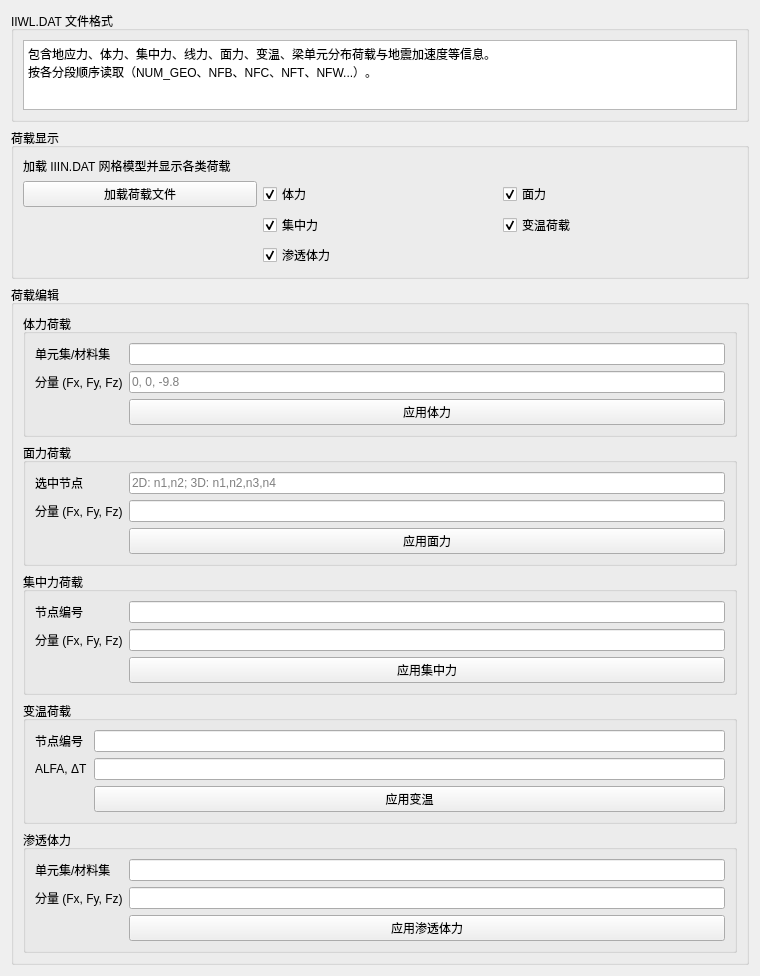
The window that plugins/Base_PhysicalField/LoadSettingWidget.ui (asd977/base_cae) describes before a commit, drawn with Qt 5.
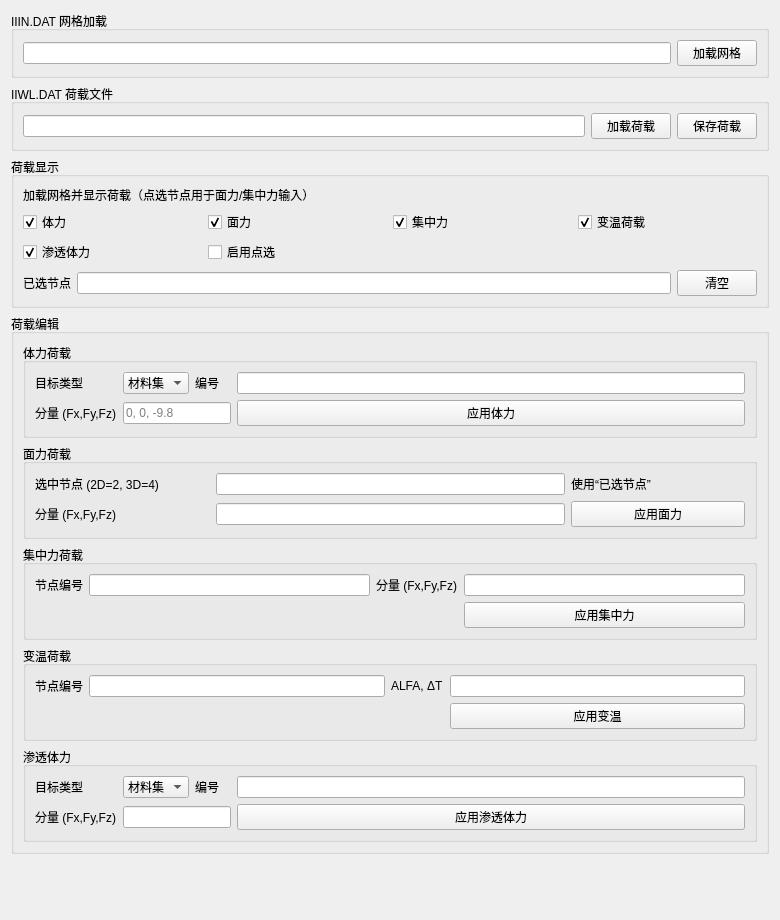
The same window after the commit.

Commit message: Integrate constraint/load picking with mesh display

The edit to the form file:
```diff
--- a/plugins/Base_PhysicalField/LoadSettingWidget.ui
+++ b/plugins/Base_PhysicalField/LoadSettingWidget.ui
@@ -6,8 +6,8 @@
    <rect>
     <x>0</x>
     <y>0</y>
-    <width>760</width>
-    <height>860</height>
+    <width>780</width>
+    <height>920</height>
    </rect>
   </property>
   <property name="windowTitle">
@@ -17,17 +17,42 @@
    <item>
     <widget class="QGroupBox" name="groupBoxFormat">
      <property name="title">
-      <string>IIWL.DAT 文件格式</string>
+      <string>IIIN.DAT 网格加载</string>
      </property>
-     <layout class="QVBoxLayout" name="verticalLayoutFormat">
+     <layout class="QHBoxLayout" name="horizontalLayoutMesh">
       <item>
-       <widget class="QTextEdit" name="textEditFormat">
-        <property name="readOnly">
-         <bool>true</bool>
+       <widget class="QLineEdit" name="lineEditMeshFile"/>
+      </item>
+      <item>
+       <widget class="QPushButton" name="buttonLoadMesh">
+        <property name="text">
+         <string>加载网格</string>
         </property>
-        <property name="plainText">
-         <string>包含地应力、体力、集中力、线力、面力、变温、梁单元分布荷载与地震加速度等信息。
-按各分段顺序读取（NUM_GEO、NFB、NFC、NFT、NFW...）。</string>
+       </widget>
+      </item>
+     </layout>
+    </widget>
+   </item>
+   <item>
+    <widget class="QGroupBox" name="groupBoxLoadFile">
+     <property name="title">
+      <string>IIWL.DAT 荷载文件</string>
+     </property>
+     <layout class="QHBoxLayout" name="horizontalLayoutLoadFile">
+      <item>
+       <widget class="QLineEdit" name="lineEditLoadFile"/>
+      </item>
+      <item>
+       <widget class="QPushButton" name="buttonLoadLoad">
+        <property name="text">
+         <string>加载荷载</string>
+        </property>
+       </widget>
+      </item>
+      <item>
+       <widget class="QPushButton" name="buttonSaveLoad">
+        <property name="text">
+         <string>保存荷载</string>
         </property>
        </widget>
       </item>
@@ -40,21 +65,14 @@
       <string>荷载显示</string>
      </property>
      <layout class="QGridLayout" name="gridLayoutDisplay">
-      <item row="0" column="0" colspan="3">
+      <item row="0" column="0" colspan="4">
        <widget class="QLabel" name="labelDisplayHint">
         <property name="text">
-         <string>加载 IIIN.DAT 网格模型并显示各类荷载</string>
+         <string>加载网格并显示荷载（点选节点用于面力/集中力输入）</string>
         </property>
        </widget>
       </item>
       <item row="1" column="0">
-       <widget class="QPushButton" name="buttonLoadLoad">
-        <property name="text">
-         <string>加载荷载文件</string>
-        </property>
-       </widget>
-      </item>
-      <item row="1" column="1">
        <widget class="QCheckBox" name="checkShowBody">
         <property name="text">
          <string>体力</string>
@@ -64,7 +82,7 @@
         </property>
        </widget>
       </item>
-      <item row="1" column="2">
+      <item row="1" column="1">
        <widget class="QCheckBox" name="checkShowSurface">
         <property name="text">
          <string>面力</string>
@@ -74,7 +92,7 @@
         </property>
        </widget>
       </item>
-      <item row="2" column="1">
+      <item row="1" column="2">
        <widget class="QCheckBox" name="checkShowPoint">
         <property name="text">
          <string>集中力</string>
@@ -84,7 +102,7 @@
         </property>
        </widget>
       </item>
-      <item row="2" column="2">
+      <item row="1" column="3">
        <widget class="QCheckBox" name="checkShowTemperature">
         <property name="text">
          <string>变温荷载</string>
@@ -94,7 +112,7 @@
         </property>
        </widget>
       </item>
-      <item row="3" column="1">
+      <item row="2" column="0">
        <widget class="QCheckBox" name="checkShowSeepage">
         <property name="text">
          <string>渗透体力</string>
@@ -104,6 +122,38 @@
         </property>
        </widget>
       </item>
+      <item row="2" column="1">
+       <widget class="QCheckBox" name="checkEnablePicking">
+        <property name="text">
+         <string>启用点选</string>
+        </property>
+       </widget>
+      </item>
+      <item row="3" column="0" colspan="4">
+       <layout class="QHBoxLayout" name="horizontalLayoutPicked">
+        <item>
+         <widget class="QLabel" name="labelPickedNodes">
+          <property name="text">
+           <string>已选节点</string>
+          </property>
+         </widget>
+        </item>
+        <item>
+         <widget class="QLineEdit" name="lineEditPickedNodes">
+          <property name="readOnly">
+           <bool>true</bool>
+          </property>
+         </widget>
+        </item>
+        <item>
+         <widget class="QPushButton" name="buttonClearPicked">
+          <property name="text">
+           <string>清空</string>
+          </property>
+         </widget>
+        </item>
+       </layout>
+      </item>
      </layout>
     </widget>
    </item>
@@ -118,32 +168,53 @@
         <property name="title">
          <string>体力荷载</string>
         </property>
-        <layout class="QFormLayout" name="formLayoutBody">
+        <layout class="QGridLayout" name="gridLayoutBody">
          <item row="0" column="0">
+          <widget class="QLabel" name="labelBodyTargetType">
+           <property name="text">
+            <string>目标类型</string>
+           </property>
+          </widget>
+         </item>
+         <item row="0" column="1">
+          <widget class="QComboBox" name="comboBodyTargetType">
+           <item>
+            <property name="text">
+             <string>材料集</string>
+            </property>
+           </item>
+           <item>
+            <property name="text">
+             <string>单元集</string>
+            </property>
+           </item>
+          </widget>
+         </item>
+         <item row="0" column="2">
           <widget class="QLabel" name="labelBodyTarget">
            <property name="text">
-            <string>单元集/材料集</string>
+            <string>编号</string>
            </property>
           </widget>
          </item>
-         <item row="0" column="1">
+         <item row="0" column="3">
           <widget class="QLineEdit" name="lineEditBodyTarget"/>
          </item>
          <item row="1" column="0">
           <widget class="QLabel" name="labelBodyValue">
            <property name="text">
-            <string>分量 (Fx, Fy, Fz)</string>
+            <string>分量 (Fx,Fy,Fz)</string>
            </property>
           </widget>
          </item>
-         <item row="1" column="1">
+         <item row="1" column="1" colspan="2">
           <widget class="QLineEdit" name="lineEditBodyValue">
            <property name="placeholderText">
             <string>0, 0, -9.8</string>
            </property>
           </widget>
          </item>
-         <item row="2" column="1">
+         <item row="1" column="3">
           <widget class="QPushButton" name="buttonApplyBody">
            <property name="text">
             <string>应用体力</string>
@@ -158,32 +229,39 @@
         <property name="title">
          <string>面力荷载</string>
         </property>
-        <layout class="QFormLayout" name="formLayoutSurface">
+        <layout class="QGridLayout" name="gridLayoutSurface">
          <item row="0" column="0">
           <widget class="QLabel" name="labelSurfaceNodes">
            <property name="text">
-            <string>选中节点</string>
+            <string>选中节点 (2D=2, 3D=4)</string>
            </property>
           </widget>
          </item>
-         <item row="0" column="1">
+         <item row="0" column="1" colspan="2">
           <widget class="QLineEdit" name="lineEditSurfaceNodes">
-           <property name="placeholderText">
-            <string>2D: n1,n2; 3D: n1,n2,n3,n4</string>
+           <property name="readOnly">
+            <bool>true</bool>
+           </property>
+          </widget>
+         </item>
+         <item row="0" column="3">
+          <widget class="QLabel" name="labelSurfaceHint">
+           <property name="text">
+            <string>使用“已选节点”</string>
            </property>
           </widget>
          </item>
          <item row="1" column="0">
           <widget class="QLabel" name="labelSurfaceValue">
            <property name="text">
-            <string>分量 (Fx, Fy, Fz)</string>
+            <string>分量 (Fx,Fy,Fz)</string>
            </property>
           </widget>
          </item>
-         <item row="1" column="1">
+         <item row="1" column="1" colspan="2">
           <widget class="QLineEdit" name="lineEditSurfaceValue"/>
          </item>
-         <item row="2" column="1">
+         <item row="1" column="3">
           <widget class="QPushButton" name="buttonApplySurface">
            <property name="text">
             <string>应用面力</string>
@@ -198,7 +276,7 @@
         <property name="title">
          <string>集中力荷载</string>
         </property>
-        <layout class="QFormLayout" name="formLayoutPoint">
+        <layout class="QGridLayout" name="gridLayoutPoint">
          <item row="0" column="0">
           <widget class="QLabel" name="labelPointNode">
            <property name="text">
@@ -209,17 +287,17 @@
          <item row="0" column="1">
           <widget class="QLineEdit" name="lineEditPointNode"/>
          </item>
-         <item row="1" column="0">
+         <item row="0" column="2">
           <widget class="QLabel" name="labelPointValue">
            <property name="text">
-            <string>分量 (Fx, Fy, Fz)</string>
+            <string>分量 (Fx,Fy,Fz)</string>
            </property>
           </widget>
          </item>
-         <item row="1" column="1">
+         <item row="0" column="3">
           <widget class="QLineEdit" name="lineEditPointValue"/>
          </item>
-         <item row="2" column="1">
+         <item row="1" column="3">
           <widget class="QPushButton" name="buttonApplyPoint">
            <property name="text">
             <string>应用集中力</string>
@@ -234,7 +312,7 @@
         <property name="title">
          <string>变温荷载</string>
         </property>
-        <layout class="QFormLayout" name="formLayoutTemperature">
+        <layout class="QGridLayout" name="gridLayoutTemperature">
          <item row="0" column="0">
           <widget class="QLabel" name="labelTemperatureNode">
            <property name="text">
@@ -245,17 +323,17 @@
          <item row="0" column="1">
           <widget class="QLineEdit" name="lineEditTemperatureNode"/>
          </item>
-         <item row="1" column="0">
+         <item row="0" column="2">
           <widget class="QLabel" name="labelTemperatureValue">
            <property name="text">
             <string>ALFA, ΔT</string>
            </property>
           </widget>
          </item>
-         <item row="1" column="1">
+         <item row="0" column="3">
           <widget class="QLineEdit" name="lineEditTemperatureValue"/>
          </item>
-         <item row="2" column="1">
+         <item row="1" column="3">
           <widget class="QPushButton" name="buttonApplyTemperature">
            <property name="text">
             <string>应用变温</string>
@@ -270,28 +348,49 @@
         <property name="title">
          <string>渗透体力</string>
         </property>
-        <layout class="QFormLayout" name="formLayoutSeepage">
+        <layout class="QGridLayout" name="gridLayoutSeepage">
          <item row="0" column="0">
+          <widget class="QLabel" name="labelSeepageTargetType">
+           <property name="text">
+            <string>目标类型</string>
+           </property>
+          </widget>
+         </item>
+         <item row="0" column="1">
+          <widget class="QComboBox" name="comboSeepageTargetType">
+           <item>
+            <property name="text">
+             <string>材料集</string>
+            </property>
+           </item>
+           <item>
+            <property name="text">
+             <string>单元集</string>
+            </property>
+           </item>
+          </widget>
+         </item>
+         <item row="0" column="2">
           <widget class="QLabel" name="labelSeepageTarget">
            <property name="text">
-            <string>单元集/材料集</string>
+            <string>编号</string>
            </property>
           </widget>
          </item>
-         <item row="0" column="1">
+         <item row="0" column="3">
           <widget class="QLineEdit" name="lineEditSeepageTarget"/>
          </item>
          <item row="1" column="0">
           <widget class="QLabel" name="labelSeepageValue">
            <property name="text">
-            <string>分量 (Fx, Fy, Fz)</string>
+            <string>分量 (Fx,Fy,Fz)</string>
            </property>
           </widget>
          </item>
-         <item row="1" column="1">
+         <item row="1" column="1" colspan="2">
           <widget class="QLineEdit" name="lineEditSeepageValue"/>
          </item>
-         <item row="2" column="1">
+         <item row="1" column="3">
           <widget class="QPushButton" name="buttonApplySeepage">
            <property name="text">
             <string>应用渗透体力</string>
```
Left out of the diff: 2 changed lines with no effect on the pictures. The commit also changes 8 other files.
